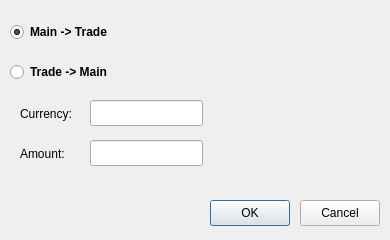
Above: QDesign/tranfer_iface.ui from avof23/OKXTrade before the change. Below: the same form after it.
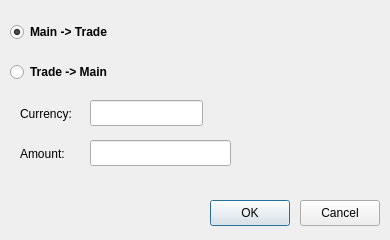
That is the form after the change.

Commit message: Ui improvement, fix list orders logical error

What changed in the file:
```diff
--- a/QDesign/tranfer_iface.ui
+++ b/QDesign/tranfer_iface.ui
@@ -96,10 +96,15 @@
     <rect>
      <x>90</x>
      <y>140</y>
-     <width>113</width>
+     <width>141</width>
      <height>26</height>
     </rect>
    </property>
+   <property name="font">
+    <font>
+     <pointsize>20</pointsize>
+    </font>
+   </property>
    <property name="maxLength">
     <number>10</number>
    </property>
```
The commit also changes 6 other files.
